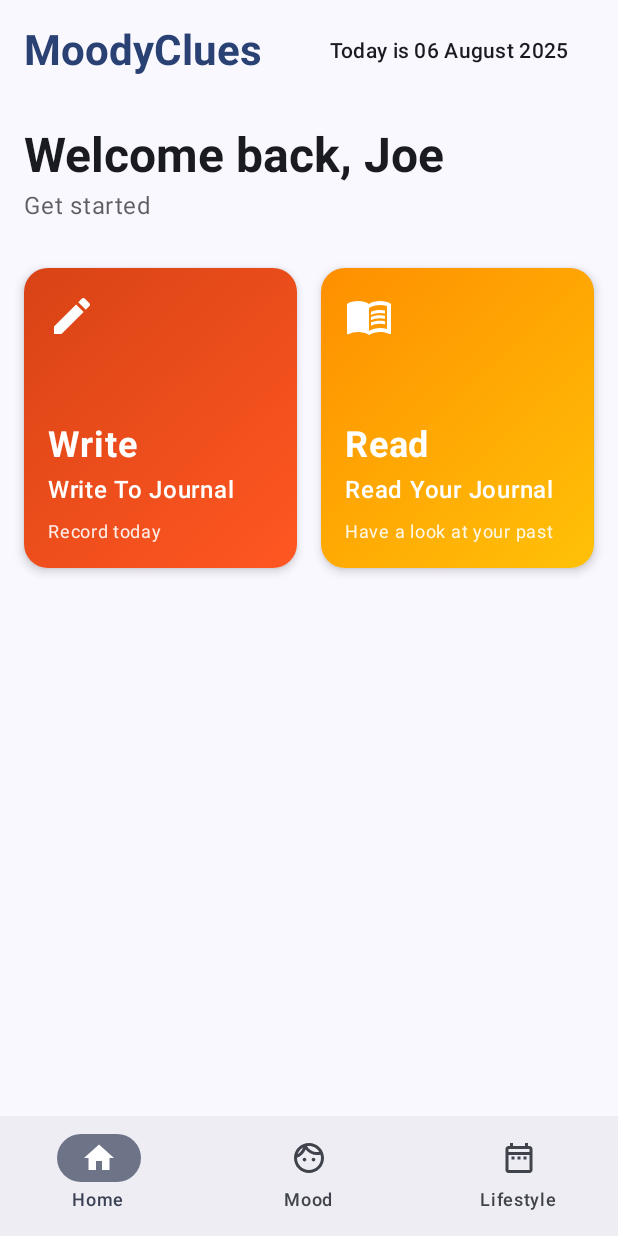
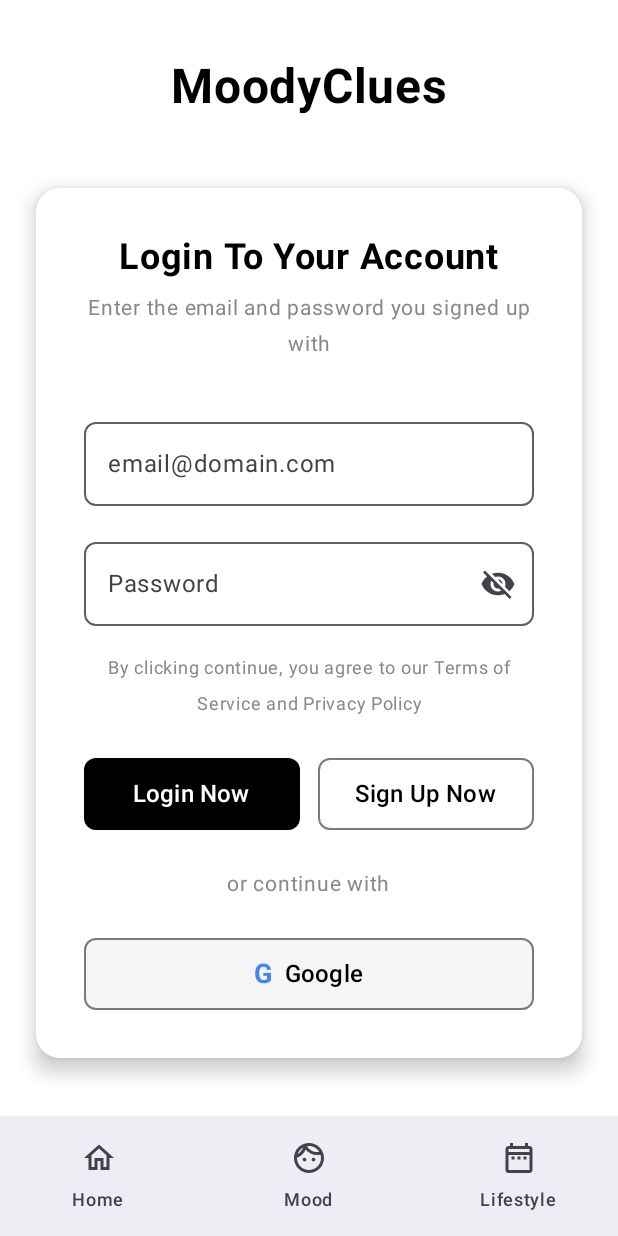
Before and after one commit to tinasqk/AD-Androidwork, an Android app built with Jetpack Compose: the screen it shows after launch (MainActivity), on a phone screen of 412 x 824 dp. Run offline under Robolectric (Android 15) with nearby library versions, the phone set to English and light mode, and no system bars.

Commit message:
增加了login界面

```diff
--- a/app/build.gradle.kts
+++ b/app/build.gradle.kts
@@ -60,6 +60,12 @@ dependencies {
     // Icons
     implementation("androidx.compose.material:material-icons-extended:1.6.3")
 
+    // Network
+    implementation("com.squareup.retrofit2:retrofit:2.9.0")
+    implementation("com.squareup.retrofit2:converter-gson:2.9.0")
+    implementation("com.squareup.okhttp3:logging-interceptor:4.12.0")
+    implementation("org.jetbrains.kotlinx:kotlinx-coroutines-android:1.7.3")
+
     testImplementation(libs.junit)
     androidTestImplementation(libs.androidx.junit)
     androidTestImplementation(libs.androidx.espresso.core)
--- a/app/src/main/AndroidManifest.xml
+++ b/app/src/main/AndroidManifest.xml
@@ -1,6 +1,9 @@
 <?xml version="1.0" encoding="utf-8"?>
 <manifest xmlns:android="http://schemas.android.com/apk/res/android"
     xmlns:tools="http://schemas.android.com/tools">
+
+    <uses-permission android:name="android.permission.INTERNET" />
+    <uses-permission android:name="android.permission.ACCESS_NETWORK_STATE" />
 
     <application
         android:allowBackup="true"
@@ -11,6 +14,8 @@
         android:roundIcon="@mipmap/ic_launcher_round"
         android:supportsRtl="true"
         android:theme="@style/Theme.NUS"
+        android:usesCleartextTraffic="true"
+        android:networkSecurityConfig="@xml/network_security_config"
         tools:targetApi="31">
         <activity
             android:name=".MainActivity"
--- /dev/null
+++ b/app/src/main/java/com/example/nus/model/LoginResponse.kt
@@ -0,0 +1,6 @@
+package com.example.nus.model
+
+data class LoginResponse(
+    val userId: String,
+    val showEmotion: Boolean
+)
--- a/app/src/main/java/com/example/nus/ui/navigation/AppNavigation.kt
+++ b/app/src/main/java/com/example/nus/ui/navigation/AppNavigation.kt
@@ -32,12 +32,14 @@ import com.example.nus.ui.screens.FeelScreen
 import com.example.nus.ui.screens.HomeScreen
 import com.example.nus.ui.screens.LifestyleLoggedScreen
 import com.example.nus.ui.screens.LifestyleScreen
+import com.example.nus.ui.screens.LoginScreen
 import com.example.nus.ui.screens.MoodScreen
 import com.example.nus.viewmodel.FeelViewModel
 import com.example.nus.viewmodel.LifestyleViewModel
 import com.example.nus.viewmodel.MoodViewModel
 
 sealed class Screen(val route: String, val title: String) {
+    object Login : Screen("login", "Login")
     object Home : Screen("home", "Home")
     object Mood : Screen("mood", "Mood")
     object Lifestyle : Screen("lifestyle", "Lifestyle")
@@ -71,6 +73,13 @@ fun AppNavigation() {
                     NavigationBarItem(
                         icon = {
                             when (screen) {
+                                Screen.Login -> {
+                                    if (selected) {
+                                        Icon(Icons.Filled.Home, contentDescription = null)
+                                    } else {
+                                        Icon(Icons.Outlined.Home, contentDescription = null)
+                                    }
+                                }
                                 Screen.Home -> {
                                     if (selected) {
                                         Icon(Icons.Filled.Home, contentDescription = null)
@@ -126,9 +135,21 @@ fun AppNavigation() {
     ) { innerPadding ->
         NavHost(
             navController = navController,
-            startDestination = Screen.Home.route,
+            startDestination = Screen.Login.route,
             modifier = Modifier.padding(innerPadding)
         ) {
+            composable(Screen.Login.route) {
+                LoginScreen(
+                    onLoginSuccess = {
+                        navController.navigate(Screen.Home.route) {
+                            popUpTo(Screen.Login.route) { inclusive = true }
+                        }
+                    },
+                    onSignUpClick = {
+                        // TODO: Navigate to sign up screen
+                    }
+                )
+            }
             composable(Screen.Home.route) {
                 HomeScreen(
                     onNavigateToMood = {
--- /dev/null
+++ b/app/src/main/java/com/example/nus/ui/screens/LoginScreen.kt
@@ -0,0 +1,271 @@
+package com.example.nus.ui.screens
+
+import androidx.compose.foundation.Image
+import androidx.compose.foundation.background
+import androidx.compose.foundation.clickable
+import androidx.compose.foundation.layout.Arrangement
+import androidx.compose.foundation.layout.Box
+import androidx.compose.foundation.layout.Column
+import androidx.compose.foundation.layout.Row
+import androidx.compose.foundation.layout.Spacer
+import androidx.compose.foundation.layout.fillMaxSize
+import androidx.compose.foundation.layout.fillMaxWidth
+import androidx.compose.foundation.layout.height
+import androidx.compose.foundation.layout.padding
+import androidx.compose.foundation.layout.size
+import androidx.compose.foundation.layout.width
+import androidx.compose.foundation.rememberScrollState
+import androidx.compose.foundation.shape.RoundedCornerShape
+import androidx.compose.foundation.text.KeyboardOptions
+import androidx.compose.foundation.verticalScroll
+import androidx.compose.material.icons.Icons
+import androidx.compose.material.icons.filled.Visibility
+import androidx.compose.material.icons.filled.VisibilityOff
+import androidx.compose.material3.Button
+import androidx.compose.material3.ButtonDefaults
+import androidx.compose.material3.Card
+import androidx.compose.material3.CardDefaults
+import androidx.compose.material3.CircularProgressIndicator
+import androidx.compose.material3.Icon
+import androidx.compose.material3.IconButton
+import androidx.compose.material3.MaterialTheme
+import androidx.compose.material3.OutlinedButton
+import androidx.compose.material3.OutlinedTextField
+import androidx.compose.material3.Text
+import androidx.compose.runtime.Composable
+import androidx.compose.runtime.getValue
+import androidx.compose.runtime.mutableStateOf
+import androidx.compose.runtime.remember
+import androidx.compose.runtime.setValue
+import androidx.compose.ui.Alignment
+import androidx.compose.ui.Modifier
+import androidx.compose.ui.graphics.Color
+import androidx.compose.ui.res.painterResource
+import androidx.compose.ui.text.font.FontWeight
+import androidx.compose.ui.text.input.KeyboardType
+import androidx.compose.ui.text.input.PasswordVisualTransformation
+import androidx.compose.ui.text.input.VisualTransformation
+import androidx.compose.ui.text.style.TextAlign
+import androidx.compose.ui.unit.dp
+import androidx.compose.ui.unit.sp
+import androidx.lifecycle.viewmodel.compose.viewModel
+import com.example.nus.R
+import com.example.nus.viewmodel.LoginViewModel
+
+@Composable
+fun LoginScreen(
+    onLoginSuccess: () -> Unit = {},
+    onSignUpClick: () -> Unit = {},
+    viewModel: LoginViewModel = viewModel()
+) {
+    var passwordVisible by remember { mutableStateOf(false) }
+
+    Box(
+        modifier = Modifier
+            .fillMaxSize()
+            .background(Color.White)
+    ) {
+        Column(
+            modifier = Modifier
+                .fillMaxSize()
+                .verticalScroll(rememberScrollState())
+                .padding(24.dp),
+            horizontalAlignment = Alignment.CenterHorizontally,
+            verticalArrangement = Arrangement.Center
+        ) {
+            // Logo and Title
+            Text(
+                text = "MoodyClues",
+                fontSize = 32.sp,
+                fontWeight = FontWeight.Bold,
+                color = Color.Black,
+                modifier = Modifier.padding(bottom = 48.dp)
+            )
+
+            // Login Card
+            Card(
+                modifier = Modifier.fillMaxWidth(),
+                elevation = CardDefaults.cardElevation(defaultElevation = 8.dp),
+                shape = RoundedCornerShape(16.dp),
+                colors = CardDefaults.cardColors(containerColor = Color.White)
+            ) {
+                Column(
+                    modifier = Modifier
+                        .fillMaxWidth()
+                        .padding(32.dp),
+                    horizontalAlignment = Alignment.CenterHorizontally
+                ) {
+                    // Login Title
+                    Text(
+                        text = "Login To Your Account",
+                        fontSize = 24.sp,
+                        fontWeight = FontWeight.Bold,
+                        color = Color.Black,
+                        modifier = Modifier.padding(bottom = 8.dp)
+                    )
+
+                    // Subtitle
+                    Text(
+                        text = "Enter the email and password you signed up with",
+                        fontSize = 14.sp,
+                        color = Color.Gray,
+                        textAlign = TextAlign.Center,
+                        modifier = Modifier.padding(bottom = 32.dp)
+                    )
+
+                    // Email Field
+                    OutlinedTextField(
+                        value = viewModel.email.value,
+                        onValueChange = { viewModel.email.value = it },
+                        label = { Text("email@domain.com") },
+                        modifier = Modifier
+                            .fillMaxWidth()
+                            .padding(bottom = 16.dp),
+                        keyboardOptions = KeyboardOptions(keyboardType = KeyboardType.Email),
+                        shape = RoundedCornerShape(8.dp),
+                        singleLine = true
+                    )
+
+                    // Password Field
+                    OutlinedTextField(
+                        value = viewModel.password.value,
+                        onValueChange = { viewModel.password.value = it },
+                        label = { Text("Password") },
+                        modifier = Modifier
+                            .fillMaxWidth()
+                            .padding(bottom = 16.dp),
+                        visualTransformation = if (passwordVisible) VisualTransformation.None else PasswordVisualTransformation(),
+                        keyboardOptions = KeyboardOptions(keyboardType = KeyboardType.Password),
+                        shape = RoundedCornerShape(8.dp),
+                        singleLine = true,
+                        trailingIcon = {
+                            IconButton(onClick = { passwordVisible = !passwordVisible }) {
+                                Icon(
+                                    imageVector = if (passwordVisible) Icons.Filled.Visibility else Icons.Filled.VisibilityOff,
+                                    contentDescription = if (passwordVisible) "Hide password" else "Show password"
+                                )
+                            }
+                        }
+                    )
+
+                    // Error Message
+                    viewModel.loginError.value?.let { error ->
+                        Text(
+                            text = error,
+                            color = MaterialTheme.colorScheme.error,
+                            fontSize = 14.sp,
+                            modifier = Modifier.padding(bottom = 16.dp)
+                        )
+                    }
+
+                    // Terms and Privacy
+                    Text(
+                        text = "By clicking continue, you agree to our Terms of Service and Privacy Policy",
+                        fontSize = 12.sp,
+                        color = Color.Gray,
+                        textAlign = TextAlign.Center,
+                        modifier = Modifier.padding(bottom = 24.dp)
+                    )
+
+                    // Login and Sign Up Buttons
+                    Row(
+                        modifier = Modifier.fillMaxWidth(),
+                        horizontalArrangement = Arrangement.spacedBy(12.dp)
+                    ) {
+                        // Login Button
+                        Button(
+                            onClick = {
+                                viewModel.login(
+                                    onSuccess = { response ->
+                                        onLoginSuccess()
+                                    },
+                                    onError = { error ->
+                                        viewModel.loginError.value = error
+                                    }
+                                )
+                            },
+                            modifier = Modifier
+                                .weight(1f)
+                                .height(48.dp),
+                            colors = ButtonDefaults.buttonColors(
+                                containerColor = Color.Black
+                            ),
+                            shape = RoundedCornerShape(8.dp),
+                            enabled = !viewModel.isLoading.value
+                        ) {
+                            if (viewModel.isLoading.value) {
+                                CircularProgressIndicator(
+                                    color = Color.White,
+                                    modifier = Modifier.size(20.dp)
+                                )
+                            } else {
+                                Text(
+                                    text = "Login Now",
+                                    color = Color.White,
+                                    fontSize = 16.sp,
+                                    fontWeight = FontWeight.Medium
+                                )
+                            }
+                        }
+
+                        // Sign Up Button
+                        OutlinedButton(
+                            onClick = onSignUpClick,
+                            modifier = Modifier
+                                .weight(1f)
+                                .height(48.dp),
+                            shape = RoundedCornerShape(8.dp),
+                            enabled = !viewModel.isLoading.value
+                        ) {
+                            Text(
+                                text = "Sign Up Now",
+                                color = Color.Black,
+                                fontSize = 16.sp,
+                                fontWeight = FontWeight.Medium
+                            )
+                        }
+                    }
+
+                    // Or continue with
+                    Text(
+                        text = "or continue with",
+                        fontSize = 14.sp,
+                        color = Color.Gray,
+                        modifier = Modifier.padding(vertical = 24.dp)
+                    )
+
+                    // Google Sign In Button
+                    OutlinedButton(
+                        onClick = { /* TODO: Implement Google Sign In */ },
+                        modifier = Modifier
+                            .fillMaxWidth()
+                            .height(48.dp),
+                        shape = RoundedCornerShape(8.dp),
+                        colors = ButtonDefaults.outlinedButtonColors(
+                            containerColor = Color(0xFFF5F5F5)
+                        )
+                    ) {
+                        Row(
+                            verticalAlignment = Alignment.CenterVertically,
+                            horizontalArrangement = Arrangement.Center
+                        ) {
+                            // Google Icon (you'll need to add the Google icon to your drawable resources)
+                            Text(
+                                text = "G",
+                                fontSize = 18.sp,
+                                fontWeight = FontWeight.Bold,
+                                color = Color(0xFF4285F4)
+                            )
+                            Spacer(modifier = Modifier.width(8.dp))
+                            Text(
+                                text = "Google",
+                                fontSize = 16.sp,
+                                color = Color.Black
+                            )
+                        }
+                    }
+                }
+            }
+        }
+    }
+}
```
Also changed, not shown: app/src/main/java/com/example/nus/api/ApiClient.kt (added, +42 -0 lines), app/src/main/java/com/example/nus/api/UserApiService.kt (added, +17 -0 lines), app/src/main/java/com/example/nus/model/LoginRequest.kt (added, +10 -0 lines), app/src/main/java/com/example/nus/viewmodel/LoginViewModel.kt (added, +79 -0 lines), app/src/main/res/xml/network_security_config.xml (added, +8 -0 lines), 4 other files.
